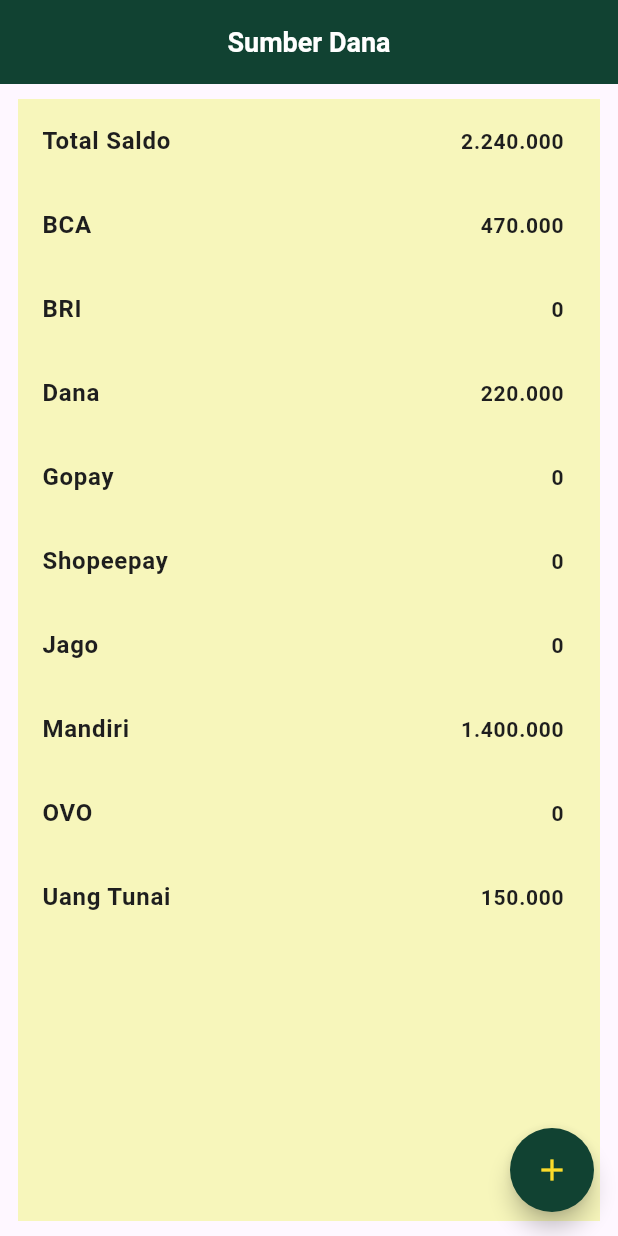
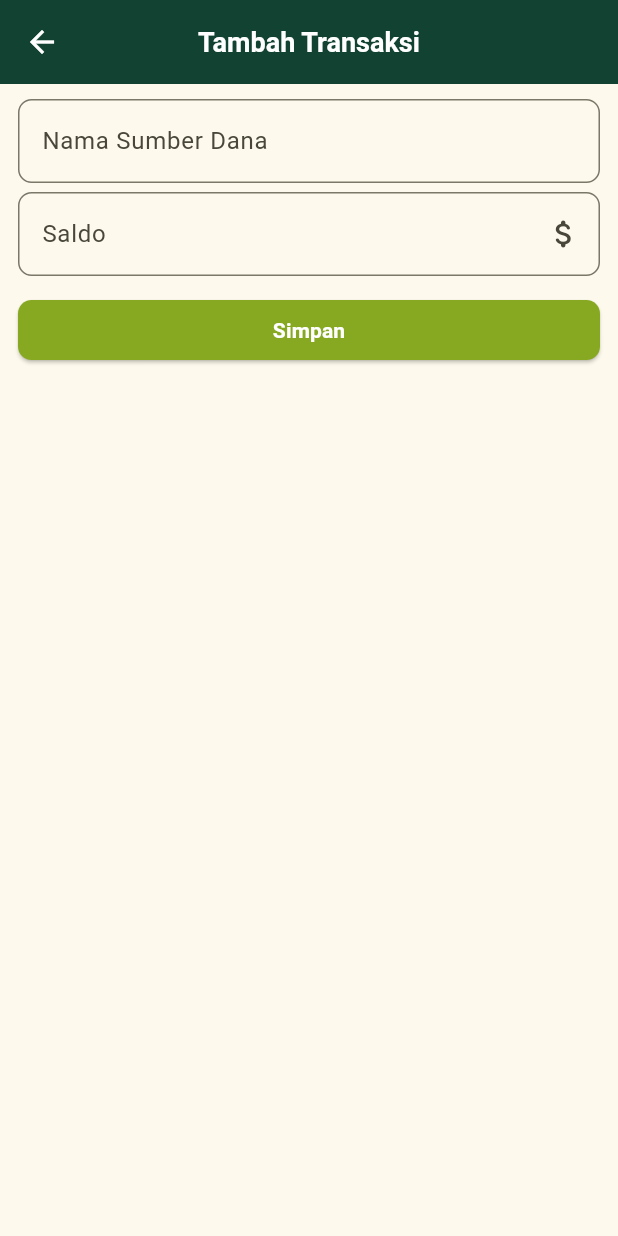
Before and after one commit to justucok/passion_shoot, a Flutter app: the MethodContent screen opened directly, after a tap on the "add" icon, on a phone screen of 412 x 824 dp. Run offline on Flutter 3.47's test engine with Material 3 defaults, Android fonts, the phone set to English and light mode, and no system bars; our stand-ins replace flutter_speed_dial, pie_chart, table_calendar; Roboto replaces fonts that are missing (inter).

Commit message:
update transaction form & method form

```diff
--- a/lib/config/routes/routes.dart
+++ b/lib/config/routes/routes.dart
@@ -6,7 +6,7 @@
     switch (settings.name) {
       case '/':
         return MaterialPageRoute(
-            builder: (context) => HomeScreen());
+            builder: (context) => const HomeScreen());
 
       default:
         throw Exception('Invalid Route');
--- /dev/null
+++ b/lib/features/pages/method/new_method.dart
@@ -0,0 +1,30 @@
+import 'package:flutter/material.dart';
+import 'package:proj_passion_shoot/config/theme/app_theme.dart';
+import 'package:proj_passion_shoot/features/widget/custom_appbar.dart';
+import 'package:proj_passion_shoot/features/widget/method/method_form.dart';
+
+class NewMethodScreen extends StatelessWidget {
+  const NewMethodScreen({super.key, required this.onPressed});
+
+  final dynamic Function() onPressed;
+
+  @override
+  Widget build(BuildContext context) {
+    return Scaffold(
+      appBar: PreferredSize(
+        preferredSize: const Size.fromHeight(56),
+        child: CustomAppBar(
+          title: 'Tambah Transaksi',
+          leading: BackButton(
+            color: secondaryTextColor,
+          ),
+        ),
+      ),
+      body: Container(
+        margin: const EdgeInsets.symmetric(horizontal: 12, vertical: 10),
+        width: double.infinity,
+        child: MethodForm(onPressed: onPressed),
+      ),
+    );
+  }
+}
--- a/lib/features/widget/method/method.dart
+++ b/lib/features/widget/method/method.dart
@@ -1,7 +1,9 @@
 import 'package:flutter/material.dart';
 import 'package:proj_passion_shoot/config/theme/app_theme.dart';
+import 'package:proj_passion_shoot/features/pages/method/new_method.dart';
 import 'package:proj_passion_shoot/features/widget/add_button.dart';
 import 'package:proj_passion_shoot/features/widget/custom_appbar.dart';
+import 'package:proj_passion_shoot/features/widget/method/method_list.dart';
 
 class MethodContent extends StatelessWidget {
   const MethodContent({
@@ -18,122 +20,25 @@
         ),
       ),
       body: Container(
-        margin: const EdgeInsets.symmetric(horizontal: 12, vertical: 10),
-        width: double.infinity,
+        decoration: BoxDecoration(
         color: bgColor,
-        child: Column(
-          children: [
-            ListTile(
-              title: Text(
-                'Total Saldo',
-                style: primaryTextStyle,
-              ),
-              trailing: Text(
-                '2.240.000',
-                style: primaryTextStyle.copyWith(fontSize: 14),
-              ),
-            ),
-            Expanded(
-              child: ListView(
-                children: [
-                  ListTile(
-                    title: Text(
-                      'BCA',
-                      style: primaryTextStyle,
-                    ),
-                    trailing: Text(
-                      '470.000',
-                      style: primaryTextStyle.copyWith(fontSize: 14),
-                    ),
-                  ),
-                  ListTile(
-                    title: Text(
-                      'BRI',
-                      style: primaryTextStyle,
-                    ),
-                    trailing: Text(
-                      '0',
-                      style: primaryTextStyle.copyWith(fontSize: 14),
-                    ),
-                  ),
-                  ListTile(
-                    title: Text(
-                      'Dana',
-                      style: primaryTextStyle,
-                    ),
-                    trailing: Text(
-                      '220.000',
-                      style: primaryTextStyle.copyWith(fontSize: 14),
-                    ),
-                  ),
-                  ListTile(
-                    title: Text(
-                      'Gopay',
-                      style: primaryTextStyle,
-                    ),
-                    trailing: Text(
-                      '0',
-                      style: primaryTextStyle.copyWith(fontSize: 14),
-                    ),
-                  ),
-                  ListTile(
-                    title: Text(
-                      'Shopeepay',
-                      style: primaryTextStyle,
-                    ),
-                    trailing: Text(
-                      '0',
-                      style: primaryTextStyle.copyWith(fontSize: 14),
-                    ),
-                  ),
-                  ListTile(
-                    title: Text(
-                      'Jago',
-                      style: primaryTextStyle,
-                    ),
-                    trailing: Text(
-                      '0',
-                      style: primaryTextStyle.copyWith(fontSize: 14),
-                    ),
-                  ),
-                  ListTile(
-                    title: Text(
-                      'Mandiri',
-                      style: primaryTextStyle,
-                    ),
-                    trailing: Text(
-                      '1.400.000',
-                      style: primaryTextStyle.copyWith(fontSize: 14),
-                    ),
-                  ),
-                  ListTile(
-                    title: Text(
-                      'OVO',
-                      style: primaryTextStyle,
-                    ),
-                    trailing: Text(
-                      '0',
-                      style: primaryTextStyle.copyWith(fontSize: 14),
-                    ),
-                  ),
-                  ListTile(
-                    title: Text(
-                      'Uang Tunai',
-                      style: primaryTextStyle,
-                    ),
-                    trailing: Text(
-                      '150.000',
-                      style: primaryTextStyle.copyWith(fontSize: 14),
-                    ),
-                  ),
-                ],
-              ),
-            ),
-          ],
+        borderRadius: const BorderRadius.all(
+          Radius.circular(9),
         ),
       ),
+      margin: const EdgeInsets.symmetric(horizontal: 12, vertical: 10),
+      // padding: const EdgeInsets.all(12),
+      width: double.infinity,
+        child: const MethodList(),
+      ),
       floatingActionButton: AddButton(onPressed: () {
+        Navigator.of(context).push(
+            MaterialPageRoute<dynamic>(
+              builder: (context) => NewMethodScreen(onPressed: () {
 
+              },)
+            ),
+          );
       },),
     );
   }
--- /dev/null
+++ b/lib/features/widget/method/method_form.dart
@@ -0,0 +1,58 @@
+import 'package:flutter/material.dart';
+import 'package:proj_passion_shoot/config/theme/app_theme.dart';
+
+class MethodForm extends StatelessWidget {
+  const MethodForm({
+    super.key,
+    required this.onPressed,
+  });
+
+  final Function() onPressed;
+
+  @override
+  Widget build(BuildContext context) {
+    return Form(
+      child: Column(
+        children: [
+          TextFormField(
+            decoration: InputDecoration(
+                border: OutlineInputBorder(
+                  borderRadius: BorderRadius.circular(9),
+                ),
+                hintText: 'Nama Sumber Dana'),
+          ),
+          const SizedBox(
+            height: 6,
+          ),
+          TextFormField(
+            decoration: InputDecoration(
+                suffixIcon: const Icon(Icons.attach_money_rounded),
+                border: OutlineInputBorder(
+                  borderRadius: BorderRadius.circular(9),
+                ),
+                hintText: 'Saldo'),
+          ),
+          const SizedBox(
+            height: 12,
+          ),
+          SizedBox(
+            width: double.infinity,
+            child: ElevatedButton(
+              style: ElevatedButton.styleFrom(
+                backgroundColor: secondaryColor,
+                shape: RoundedRectangleBorder(
+                  borderRadius: BorderRadius.circular(9),
+                ),
+              ),
+              onPressed: onPressed,
+              child: Text(
+                'Simpan',
+                style: secondaryTextStyle,
+              ),
+            ),
+          ),
+        ],
+      ),
+    );
+  }
+}
--- /dev/null
+++ b/lib/features/widget/method/method_list.dart
@@ -0,0 +1,122 @@
+import 'package:flutter/material.dart';
+import 'package:proj_passion_shoot/config/theme/app_theme.dart';
+
+class MethodList extends StatelessWidget {
+  const MethodList({
+    super.key,
+  });
+
+  @override
+  Widget build(BuildContext context) {
+    return Column(
+      children: [
+        ListTile(
+          title: Text(
+            'Total Saldo',
+            style: primaryTextStyle,
+          ),
+          trailing: Text(
+            '2.240.000',
+            style: primaryTextStyle.copyWith(fontSize: 14),
+          ),
+        ),
+        Expanded(
+          child: ListView(
+            children: [
+              ListTile(
+                title: Text(
+                  'BCA',
+                  style: primaryTextStyle,
+                ),
+                trailing: Text(
+                  '470.000',
+                  style: primaryTextStyle.copyWith(fontSize: 14),
+                ),
+              ),
+              ListTile(
+                title: Text(
+                  'BRI',
+                  style: primaryTextStyle,
+                ),
+                trailing: Text(
+                  '0',
+                  style: primaryTextStyle.copyWith(fontSize: 14),
+                ),
+              ),
+              ListTile(
+                title: Text(
+                  'Dana',
+                  style: primaryTextStyle,
+                ),
+                trailing: Text(
+                  '220.000',
+                  style: primaryTextStyle.copyWith(fontSize: 14),
+                ),
+              ),
+              ListTile(
+                title: Text(
+                  'Gopay',
+                  style: primaryTextStyle,
+                ),
+                trailing: Text(
+                  '0',
+                  style: primaryTextStyle.copyWith(fontSize: 14),
+                ),
+              ),
+              ListTile(
+                title: Text(
+                  'Shopeepay',
+                  style: primaryTextStyle,
+                ),
+                trailing: Text(
+                  '0',
+                  style: primaryTextStyle.copyWith(fontSize: 14),
+                ),
+              ),
+              ListTile(
+                title: Text(
+                  'Jago',
+                  style: primaryTextStyle,
+                ),
+                trailing: Text(
+                  '0',
+                  style: primaryTextStyle.copyWith(fontSize: 14),
+                ),
+              ),
+              ListTile(
+                title: Text(
+                  'Mandiri',
+                  style: primaryTextStyle,
+                ),
+                trailing: Text(
+                  '1.400.000',
+                  style: primaryTextStyle.copyWith(fontSize: 14),
+                ),
+              ),
+              ListTile(
+                title: Text(
+                  'OVO',
+                  style: primaryTextStyle,
+                ),
+                trailing: Text(
+                  '0',
+                  style: primaryTextStyle.copyWith(fontSize: 14),
+                ),
+              ),
+              ListTile(
+                title: Text(
+                  'Uang Tunai',
+                  style: primaryTextStyle,
+                ),
+                trailing: Text(
+                  '150.000',
+                  style: primaryTextStyle.copyWith(fontSize: 14),
+                ),
+              ),
+            ],
+          ),
+        ),
+      ],
+    );
+  }
+}
--- a/lib/features/widget/multiple_button.dart
+++ b/lib/features/widget/multiple_button.dart
@@ -50,10 +50,5 @@
         color: alternativeColor,
       ),
     );
-    // FloatingActionButton(
-    //   onPressed: onPressed,
-    //   backgroundColor: primaryColor,
-    //   child: Icon(Icons.add,color: alternativeColor,),
-    // );
   }
 }
--- a/lib/main.dart
+++ b/lib/main.dart
@@ -1,5 +1,6 @@
 import 'package:flutter/material.dart';
 import 'package:proj_passion_shoot/config/routes/routes.dart';
+import 'package:proj_passion_shoot/config/theme/app_theme.dart';
 
 void main() {
   runApp(MainApp());
@@ -17,6 +18,7 @@
       debugShowCheckedModeBanner: false,
       title: 'Passion.Shoot',
       onGenerateRoute: route.onRoutes,
+      theme: ThemeData(colorScheme: ColorScheme.fromSeed(seedColor: bgColor)),
     );
   }
 }
```
Also changed, not shown: lib/features/pages/transaction/add_transaction.dart (added, +38 -0 lines), lib/features/pages/transaction/transaction.dart (deleted, +0 -62 lines), lib/features/widget/transaction/content_list.dart (+6 -7 lines), lib/features/widget/transaction/transaction.dart (+8 -2 lines), lib/features/widget/transaction/transaction_form.dart (added, +151 -0 lines).
